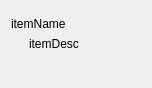
First picture: the form in src/gui/config_item_row.ui, repository azazo1/campus-bot, before the edit.
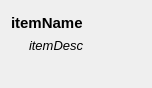
Second picture: the form after the edit.

Commit message: ui: 修改字体

Patch:
```diff
--- a/src/gui/config_item_row.ui
+++ b/src/gui/config_item_row.ui
@@ -21,7 +21,7 @@
        <item>
         <widget class="QLabel" name="itemName">
          <property name="styleSheet">
-          <string notr="true">font: bold 10sp;</string>
+          <string notr="true">font: bold 15px;</string>
          </property>
          <property name="text">
           <string>itemName</string>
@@ -31,7 +31,7 @@
        <item>
         <widget class="QLabel" name="itemDesc">
          <property name="styleSheet">
-          <string notr="true">font: italic 6sp;
+          <string notr="true">font: italic 13px;
 margin-left: 15px;</string>
          </property>
          <property name="text">
```
The commit also changes 2 other files.
